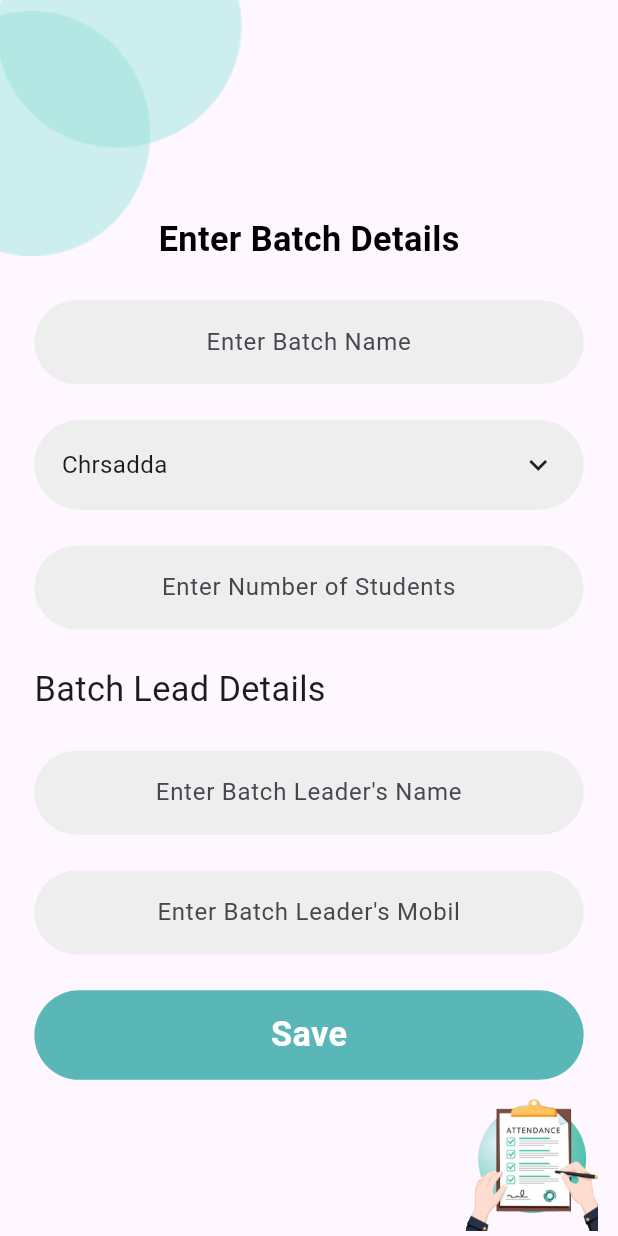
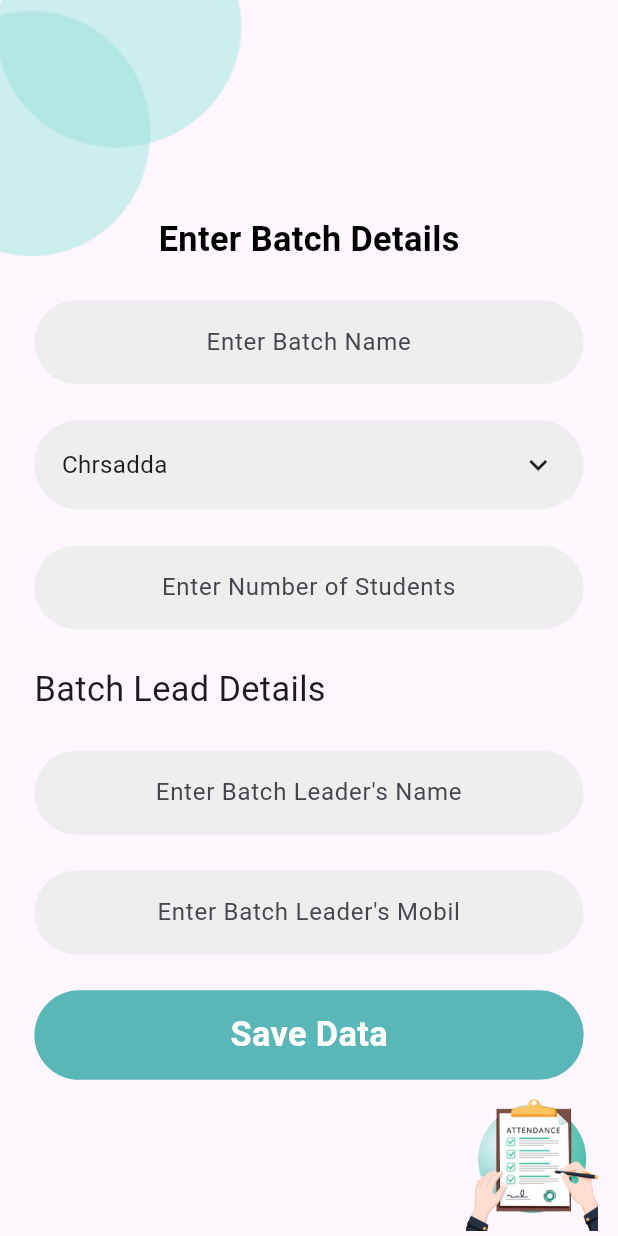
Before and after one commit to Muhammd-Shehzad/attendanceapp, a Flutter app: the AddBatches screen opened directly, after a tap on "Enter Location", after a tap on "Chrsadda", on a phone screen of 412 x 824 dp. Run offline on Flutter 3.47's test engine with Material 3 defaults, Android fonts, the phone set to English and light mode, and no system bars; our stand-ins replace flutter_screenutil, get.

```diff
--- a/lib/UI/AddBatches/add_batches.dart
+++ b/lib/UI/AddBatches/add_batches.dart
@@ -1,5 +1,6 @@
 import 'package:attendanceapp/UI/AddBatches/add_batches_provider.dart';
-import 'package:attendanceapp/UI/Home/home_screen.dart';
+import 'package:attendanceapp/UI/BatchDetails/batch_details.dart';
+import 'package:attendanceapp/UI/Custom/button.dart';
 import 'package:flutter/material.dart';
 import 'package:flutter_screenutil/flutter_screenutil.dart';
 import 'package:get/get.dart';
@@ -81,13 +82,11 @@ class _AddBatchesState extends State<AddBatches> {
                                 InkWell(
                                   onTap: () {
                                     setState(() {
-                                      isOpen =
-                                          !isOpen; // Toggles dropdown visibility
+                                      isOpen = !isOpen;
                                     });
                                   },
                                   child: Container(
-                                    height: 50
-                                        .h, // Set height to match TextFormField
+                                    height: 50.h,
                                     padding:
                                         EdgeInsets.symmetric(horizontal: 16.w),
                                     alignment: Alignment.centerLeft,
@@ -112,11 +111,9 @@ class _AddBatchesState extends State<AddBatches> {
                                 ),
                                 if (isOpen)
                                   Container(
-                                    width: 310
-                                        .w, // Ensure the dropdown matches the parent width
+                                    width: 310.w,
                                     constraints: BoxConstraints(
-                                      maxHeight: 90
-                                          .h, // Set a max height for the dropdown
+                                      maxHeight: 90.h,
                                     ),
                                     decoration: BoxDecoration(
                                       color: Colors.grey[200],
@@ -165,69 +162,6 @@ class _AddBatchesState extends State<AddBatches> {
                               ],
                             ),
                           ),
-
-                          // InkWell(
-                          //   onTap: () {
-                          //     isOpen = !isOpen;
-                          //     setState(() {});
-                          //   },
-                          //   child: Container(
-                          //     width: 350.w,
-                          //     decoration: BoxDecoration(
-                          //       color: Colors.grey[200],
-                          //       borderRadius: BorderRadius.circular(30),
-                          //     ),
-                          //     child: Column(
-                          //       crossAxisAlignment: CrossAxisAlignment.start,
-                          //       children: [
-                          //         Padding(
-                          //           padding: EdgeInsets.symmetric(
-                          //               horizontal: 16.w, vertical: 8.h),
-                          //           child: Row(
-                          //             mainAxisAlignment:
-                          //                 MainAxisAlignment.spaceBetween,
-                          //             children: [
-                          //               Text(
-                          //                 'Enter Location',
-                          //                 style: TextStyle(
-                          //                     fontSize: 14.sp,
-                          //                     fontWeight: FontWeight.w400),
-                          //               ),
-                          //               Icon(Icons.keyboard_arrow_down),
-                          //             ],
-                          //           ),
-                          //         ),
-                          //         if (isOpen)
-                          //           ListView(
-                          //             primary: false,
-                          //             shrinkWrap: true,
-                          //             physics: NeverScrollableScrollPhysics(),
-                          //             padding: EdgeInsets.zero,
-                          //             children: model.location
-                          //                 .map(
-                          //                   (e) => Padding(
-                          //                     padding: EdgeInsets.symmetric(
-                          //                         horizontal: 16.w,
-                          //                         vertical: 8.h),
-                          //                     child: InkWell(
-                          //                       onTap: () {
-                          //                         selectOption = e;
-                          //                         setState(() {});
-                          //                       },
-                          //                       child: Text(
-                          //                         e,
-                          //                         style: TextStyle(
-                          //                             fontSize: 14.sp),
-                          //                       ),
-                          //                     ),
-                          //                   ),
-                          //                 )
-                          //                 .toList(),
-                          //           ),
-                          //       ],
-                          //     ),
-                          //   ),
-                          // ),
                           SizedBox(
                             height: 20.h,
                           ),
@@ -286,27 +220,11 @@ class _AddBatchesState extends State<AddBatches> {
                           SizedBox(
                             height: 20.h,
                           ),
-                          InkWell(
-                            onTap: () {
-                              Get.to(HomeScreen());
+                          Button(
+                            onPressed: () {
+                              Get.to(BatchDetails());
                             },
-                            child: Container(
-                              height: 50.h,
-                              width: 320.w,
-                              decoration: BoxDecoration(
-                                color: Color(0xFF5AB7B7),
-                                borderRadius: BorderRadius.circular(30),
-                              ),
-                              child: Center(
-                                child: Text(
-                                  'Save',
-                                  style: TextStyle(
-                                      color: Colors.white,
-                                      fontSize: 20.sp,
-                                      fontWeight: FontWeight.bold),
-                                ),
-                              ),
-                            ),
+                            text: 'Save Data',
                           ),
                         ],
                       ),
--- a/lib/UI/Auth/Login/login_screen.dart
+++ b/lib/UI/Auth/Login/login_screen.dart
@@ -1,5 +1,4 @@
 import 'package:attendanceapp/UI/Home/home_screen.dart';
-import 'package:attendanceapp/main.dart';
 import 'package:flutter/material.dart';
 import 'package:flutter_screenutil/flutter_screenutil.dart';
 import 'package:get/get.dart';
--- /dev/null
+++ b/lib/UI/Custom/button.dart
@@ -0,0 +1,35 @@
+import 'package:flutter/material.dart';
+import 'package:flutter_screenutil/flutter_screenutil.dart';
+
+class Button extends StatelessWidget {
+   Button({
+    super.key, this.text, this.onPressed,
+  });
+
+  final text;
+  final onPressed;
+
+  @override
+  Widget build(BuildContext context) {
+    return InkWell(
+      onTap: onPressed,
+      child: Container(
+        height: 50.h,
+        width: 320.w,
+        decoration: BoxDecoration(
+          color: Color(0xFF5AB7B7),
+          borderRadius: BorderRadius.circular(30),
+        ),
+        child: Center(
+          child: Text(
+            text,
+            style: TextStyle(
+                color: Colors.white,
+                fontSize: 20.sp,
+                fontWeight: FontWeight.bold),
+          ),
+        ),
+      ),
+    );
+  }
+}
--- /dev/null
+++ b/lib/UI/EnterStudentDetails/enter_student_details_provider.dart
@@ -0,0 +1,3 @@
+import 'package:flutter/material.dart';
+
+class EnterStudentDetailsProvider extends ChangeNotifier {}
```
Also changed, not shown: lib/UI/BatchDetails/batch_details.dart (added, +147 -0 lines), lib/UI/BatchDetails/batch_details_provider.dart (added, +9 -0 lines), lib/UI/Custom/text_rich.dart (added, +39 -0 lines), lib/UI/EnterStudentDetails/enter_student_details.dart (added, +15 -0 lines), lib/UI/StudentDetails/student_details.dart (added, +126 -0 lines), lib/UI/StudentDetails/student_details_provider.dart (added, +9 -0 lines).
